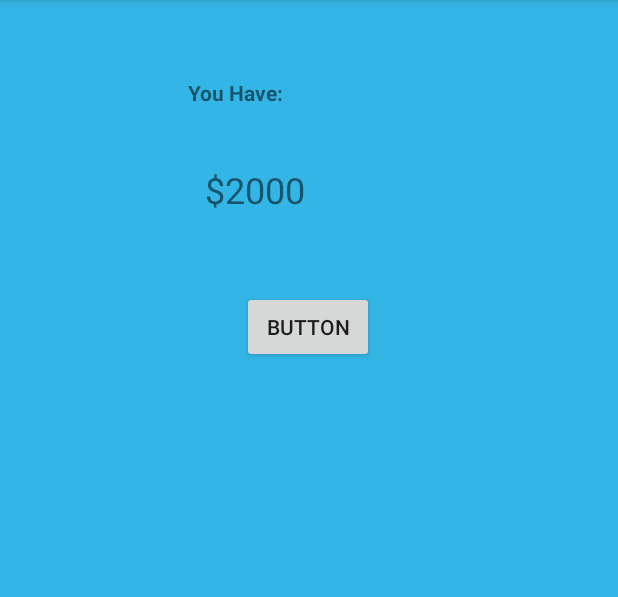
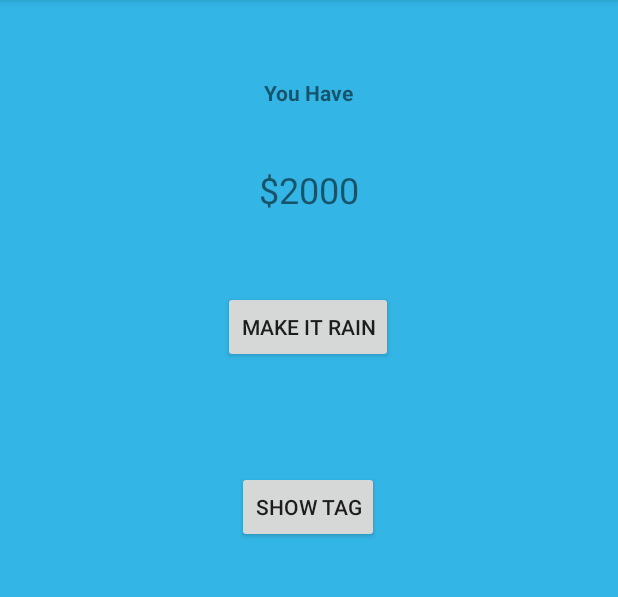
Before and after one commit to margleb/Android, an Android app: the screen it shows after launch (MainActivity), on a phone screen of 412 x 824 dp, the part 84-681 px from its top. Run offline under Robolectric (Android 15) with nearby library versions, the phone set to English and light mode, and no system bars.

Commit message:
App - Building Make it Rain App - Text into String.xml - Part 2

```diff
--- a/app/src/main/res/layout/activity_main.xml
+++ b/app/src/main/res/layout/activity_main.xml
@@ -9,10 +9,10 @@
 
     <TextView
         android:id="@+id/textView"
-        android:layout_width="161dp"
+        android:layout_width="wrap_content"
         android:layout_height="21dp"
         android:layout_marginTop="52dp"
-        android:text="You Have:"
+        android:text="@string/title"
         android:textStyle="bold"
         app:layout_constraintEnd_toEndOf="parent"
         app:layout_constraintStart_toStartOf="parent"
@@ -20,10 +20,10 @@
 
     <TextView
         android:id="@+id/textView3"
-        android:layout_width="139dp"
+        android:layout_width="wrap_content"
         android:layout_height="32dp"
         android:layout_marginTop="58dp"
-        android:text="$2000"
+        android:text="@string/money_value"
         android:textSize="24sp"
         app:layout_constraintEnd_toEndOf="parent"
         app:layout_constraintStart_toStartOf="parent"
@@ -34,9 +34,21 @@
         android:layout_width="wrap_content"
         android:layout_height="wrap_content"
         android:layout_marginTop="84dp"
-        android:text="Button"
+        android:text="@string/button"
         app:layout_constraintEnd_toEndOf="parent"
         app:layout_constraintHorizontal_bias="0.498"
         app:layout_constraintStart_toStartOf="parent"
         app:layout_constraintTop_toTopOf="@+id/textView3" />
+
+    <Button
+        android:id="@+id/showTag"
+        android:layout_width="wrap_content"
+        android:layout_height="wrap_content"
+        android:layout_marginTop="72dp"
+        android:text="@string/show_tag"
+        app:layout_constraintEnd_toEndOf="parent"
+        app:layout_constraintHorizontal_bias="0.498"
+        app:layout_constraintStart_toStartOf="parent"
+        app:layout_constraintTop_toBottomOf="@+id/button3" />
+
 </androidx.constraintlayout.widget.ConstraintLayout>
--- a/app/src/main/res/values/strings.xml
+++ b/app/src/main/res/values/strings.xml
@@ -1,3 +1,7 @@
 <resources>
     <string name="app_name">MyProject</string>
+    <string name="title">You Have</string>
+    <string name="money_value">$2000</string>
+    <string name="button">Make it Rain</string>
+    <string name="show_tag">Show Tag</string>
 </resources>
```
